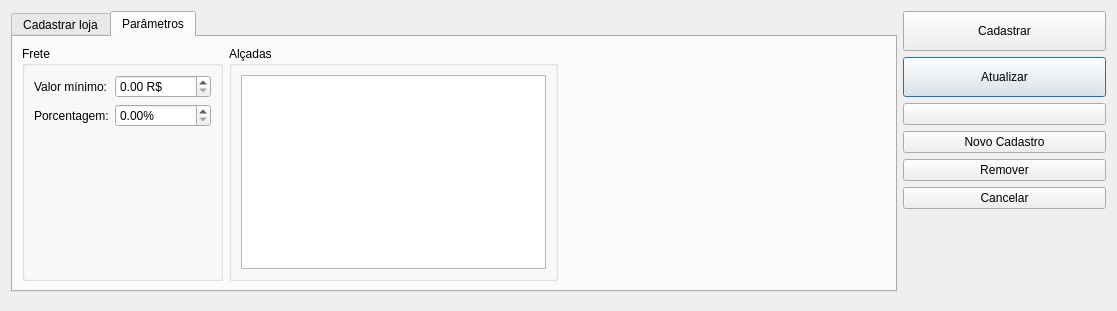
Old version of the form cadastroloja.ui in the repository lellisls/ERP-STACCATO.
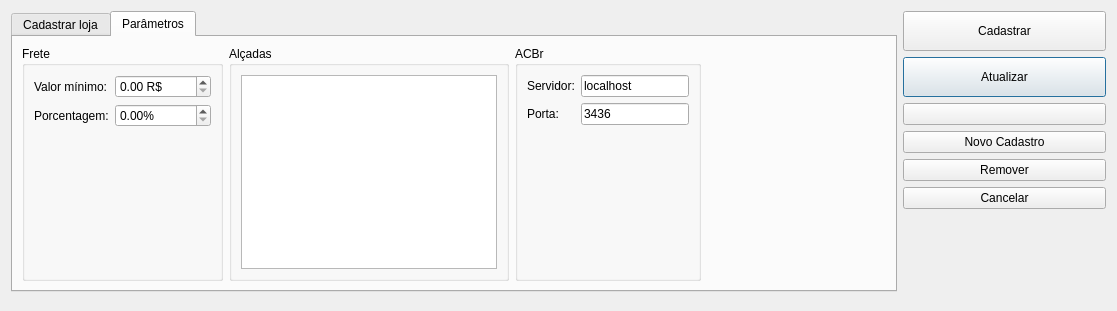
New version of the form. The open tabs and pages were chosen to show the change. Icons and pictures are not drawn. Custom widgets are drawn as their Qt base class.

Commit message: CadastroLoja guarda informações de conexão com o ACBr

The edit to the form file:
```diff
--- a/cadastroloja.ui
+++ b/cadastroloja.ui
@@ -379,7 +379,7 @@
          </layout>
         </widget>
        </item>
-       <item row="0" column="2">
+       <item row="0" column="3">
         <spacer name="horizontalSpacer">
          <property name="orientation">
           <enum>Qt::Horizontal</enum>
@@ -392,6 +392,56 @@
          </property>
         </spacer>
        </item>
+       <item row="0" column="2">
+        <widget class="QGroupBox" name="groupBoxACBr">
+         <property name="title">
+          <string>ACBr</string>
+         </property>
+         <layout class="QGridLayout" name="gridLayout_9">
+          <item row="0" column="1">
+           <widget class="QLineEdit" name="lineEditServidor">
+            <property name="text">
+             <string>localhost</string>
+            </property>
+           </widget>
+          </item>
+          <item row="0" column="0">
+           <widget class="QLabel" name="labelServidor">
+            <property name="text">
+             <string>Servidor:</string>
+            </property>
+           </widget>
+          </item>
+          <item row="1" column="0">
+           <widget class="QLabel" name="labelPorta">
+            <property name="text">
+             <string>Porta:</string>
+            </property>
+           </widget>
+          </item>
+          <item row="1" column="1">
+           <widget class="QLineEdit" name="lineEditPorta">
+            <property name="text">
+             <string>3436</string>
+            </property>
+           </widget>
+          </item>
+          <item row="2" column="1">
+           <spacer name="verticalSpacer_3">
+            <property name="orientation">
+             <enum>Qt::Vertical</enum>
+            </property>
+            <property name="sizeHint" stdset="0">
+             <size>
+              <width>20</width>
+              <height>40</height>
+             </size>
+            </property>
+           </spacer>
+          </item>
+         </layout>
+        </widget>
+       </item>
       </layout>
      </widget>
     </widget>
```
Left out of the diff: 6 changed lines with no effect on the pictures.
